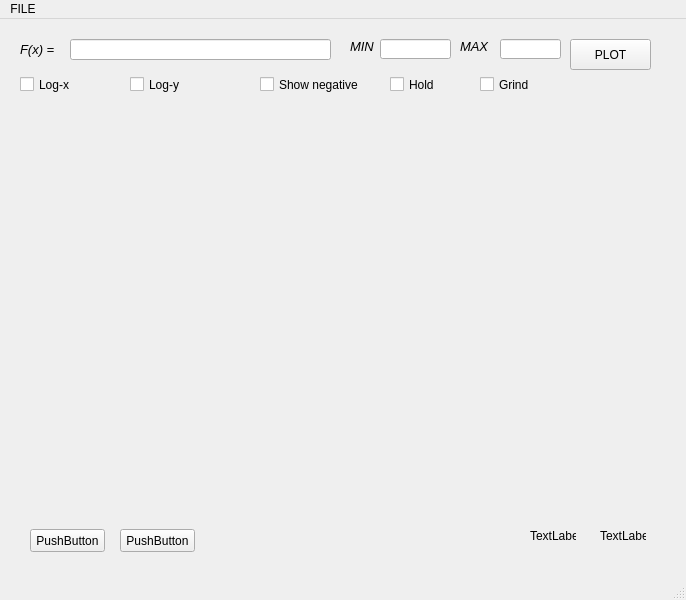
jimmybanegas/ProyectoMetodosNumericos, file ProyectoMetodosNumericos/Ventanas/ventanaGraficado.ui: the form before one commit.
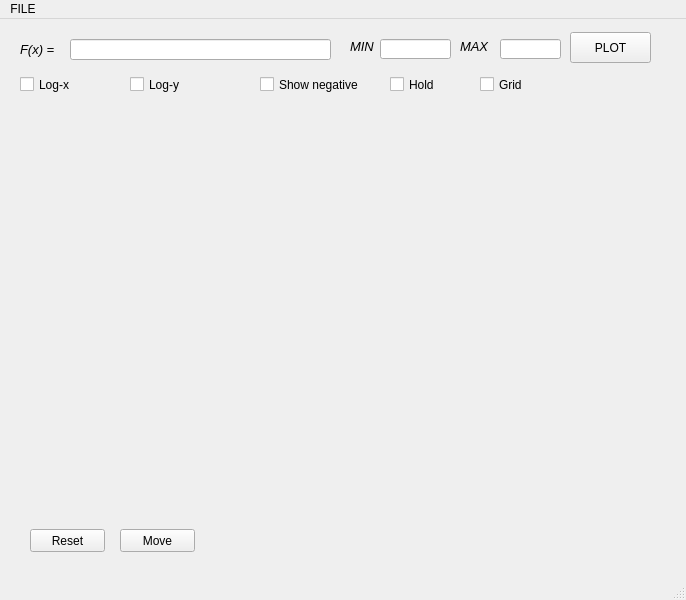
The form after the commit. Custom widgets are drawn as their Qt base class.

```diff
--- a/ProyectoMetodosNumericos/Ventanas/ventanaGraficado.ui
+++ b/ProyectoMetodosNumericos/Ventanas/ventanaGraficado.ui
@@ -87,7 +87,7 @@
     <property name="geometry">
      <rect>
       <x>570</x>
-      <y>20</y>
+      <y>13</y>
       <width>81</width>
       <height>31</height>
      </rect>
@@ -164,7 +164,7 @@
      </rect>
     </property>
     <property name="text">
-     <string>Grind</string>
+     <string>Grid</string>
     </property>
    </widget>
    <widget class="QWidget" name="widget" native="true">
@@ -197,7 +197,7 @@
      </rect>
     </property>
     <property name="text">
-     <string>TextLabel</string>
+     <string/>
     </property>
    </widget>
    <widget class="QLabel" name="Y_POS">
@@ -210,7 +210,7 @@
      </rect>
     </property>
     <property name="text">
-     <string>TextLabel</string>
+     <string/>
     </property>
    </widget>
    <widget class="QPushButton" name="pushButton_2">
@@ -223,7 +223,7 @@
      </rect>
     </property>
     <property name="text">
-     <string>PushButton</string>
+     <string>Reset</string>
     </property>
    </widget>
    <widget class="QPushButton" name="pushButton_3">
@@ -239,7 +239,7 @@
      <cursorShape>ArrowCursor</cursorShape>
     </property>
     <property name="text">
-     <string>PushButton</string>
+     <string>Move</string>
     </property>
    </widget>
   </widget>
```
Left out of the diff: 4 changed lines with no effect on the pictures.
